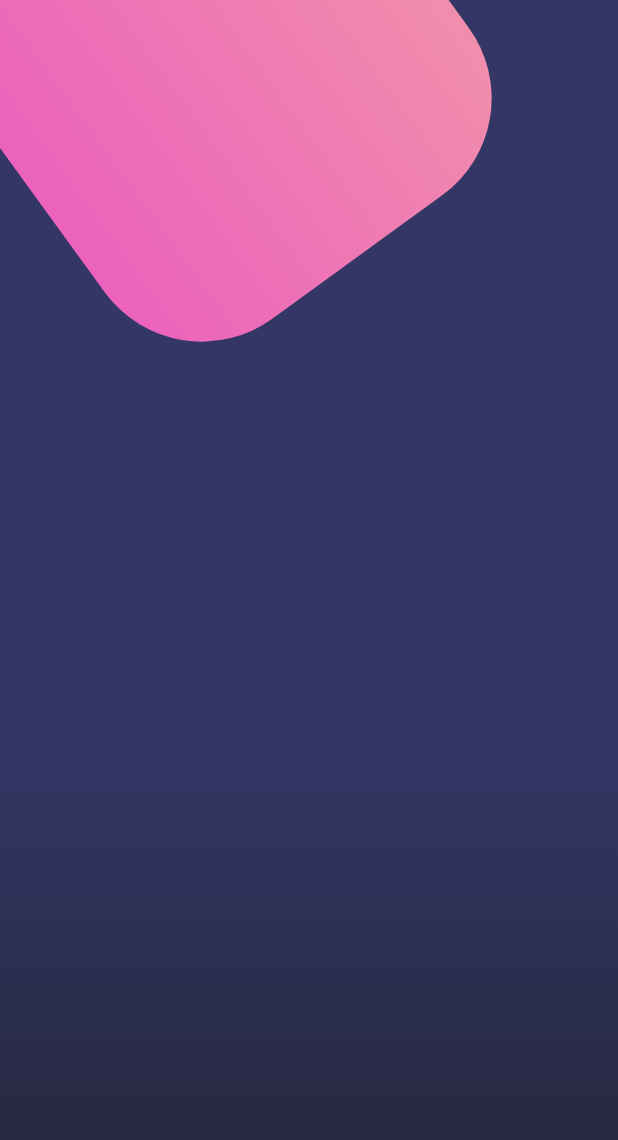
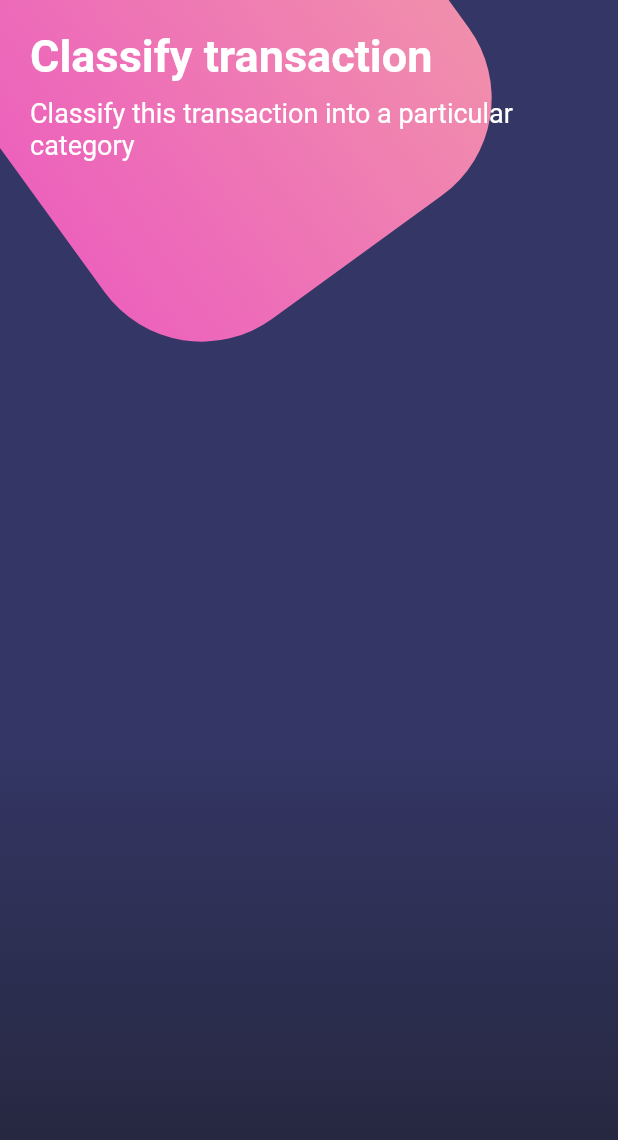
Before and after one commit to sigmasyd/flutter-disenios-app, a Flutter app: the screen it shows after launch, on a phone screen of 412 x 824 dp. Shown: the top 1140 px of the screen. Run offline on Flutter 3.47's test engine with Material 2 defaults, Android fonts, the phone set to English and light mode, and no system bars.

Commit message:
Titulos, subtitulo y statusbar. 	modificado:     lib/main.dart 	modificado:     lib/src/pages/botones_page.dart

```diff
--- a/lib/main.dart
+++ b/lib/main.dart
@@ -2,20 +2,27 @@ import 'package:diseniosapp/src/pages/botones_page.dart';
 import 'package:diseniosapp/src/pages/basico_page.dart';
 import 'package:diseniosapp/src/pages/scroll_page.dart';
 import 'package:flutter/material.dart';
+import 'package:flutter/services.dart';
 
 void main() => runApp(MyApp());
 
 class MyApp extends StatelessWidget {
   @override
   Widget build(BuildContext context) {
+    SystemChrome.setSystemUIOverlayStyle(
+      SystemUiOverlayStyle.light.copyWith(
+        statusBarColor: Colors.blue,
+      )
+    );
+
     return MaterialApp(
       debugShowCheckedModeBanner: false,
       title: 'Diseños',
       initialRoute: 'botones',
       routes: {
-        'basico': (BuildContext context)=>BasicoPage(),
-        'scroll': (BuildContext context)=>ScrollPage(),
-        'botones': (BuildContext context)=>BotonesPage()
+        'basico': (BuildContext context) => BasicoPage(),
+        'scroll': (BuildContext context) => ScrollPage(),
+        'botones': (BuildContext context) => BotonesPage()
       },
     );
   }
--- a/lib/src/pages/botones_page.dart
+++ b/lib/src/pages/botones_page.dart
@@ -8,6 +8,13 @@ class BotonesPage extends StatelessWidget {
       body: Stack(
         children: [
           _fondo(),
+          SingleChildScrollView(
+            child: Column(
+              children: [
+                _titulos(),
+              ],
+            ),
+          )
         ],
       ),
     );
@@ -55,4 +62,20 @@ class BotonesPage extends StatelessWidget {
       ],
     );
   }
+
+  Widget _titulos(){
+    return SafeArea(
+      child: Container(
+        padding: EdgeInsets.all(20.0),
+        child: Column(
+          crossAxisAlignment: CrossAxisAlignment.start,
+          children: [
+            Text('Classify transaction',style: TextStyle(color: Colors.white,fontSize: 30.0,fontWeight: FontWeight.bold)),
+            SizedBox(height: 10.0),
+            Text('Classify this transaction into a particular category',style: TextStyle(color: Colors.white,fontSize: 18.0)),
+          ],
+        ),
+      ),
+    );
+  }
 }
```
